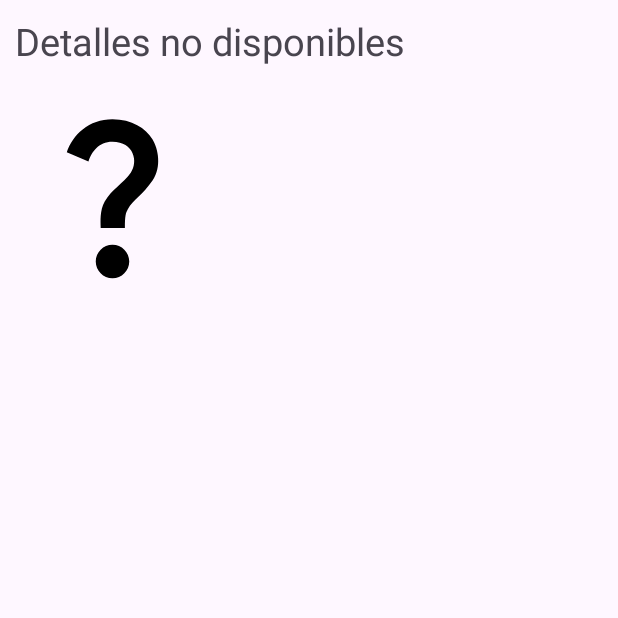
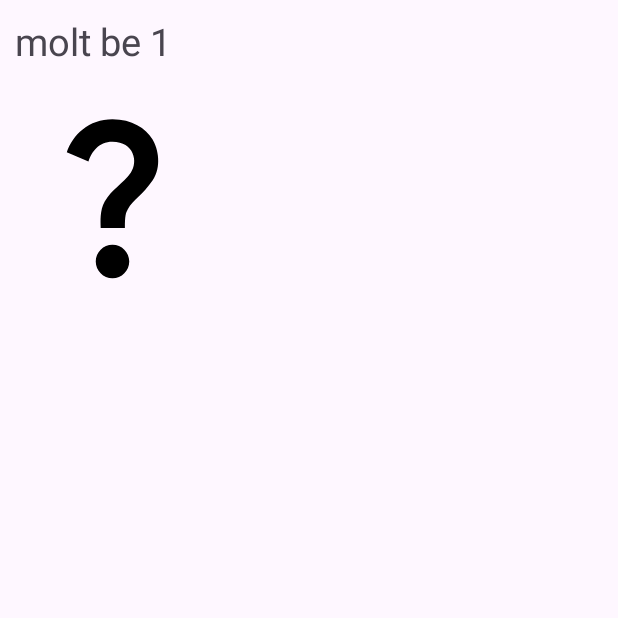
Before and after one commit to MRodriguezValdes/ExamenHoy, an Android app: the screen it shows after launch (MainActivity), after a tap on "Agonia maxima", on a phone screen of 412 x 824 dp, the top half of it. Run offline under Robolectric (Android 15) with nearby library versions, the phone set to English and light mode, and no system bars.

Commit message:
lands scape god

```diff
--- a/app/src/main/java/com/example/examen/TrainingProgramDetailsFragment.java
+++ b/app/src/main/java/com/example/examen/TrainingProgramDetailsFragment.java
@@ -42,6 +42,12 @@ public class TrainingProgramDetailsFragment extends Fragment {
             case "Extremists a tope":
                 return "Correr 5 km\nHacer prensa 3 veces al día\nComer dinosaurios";
             // Otros casos para el resto de las opciones
+            case "Agonia maxima":
+                return "molt be 1";
+            case  "Entrenament especial":
+                return "molt be 2";
+            case  "Força i longitud":
+                return "molt be 3";
             default:
                 return "Detalles no disponibles";
         }
--- a/app/src/main/java/com/example/examen/TrainingProgramsListFragment.java
+++ b/app/src/main/java/com/example/examen/TrainingProgramsListFragment.java
@@ -33,9 +33,9 @@ public class TrainingProgramsListFragment extends Fragment {
 
         List<TrainingProgram> trainingPrograms = new ArrayList<>();
         trainingPrograms.add(new TrainingProgram("Extremists a tope", R.drawable._1));
-        trainingPrograms.add(new TrainingProgram("Agonia maxima ", R.drawable._2));
-        trainingPrograms.add(new TrainingProgram("Entrenament especial ", R.drawable._3));
-        trainingPrograms.add(new TrainingProgram("Força i longitud ", R.drawable._4));
+        trainingPrograms.add(new TrainingProgram("Agonia maxima", R.drawable._2));
+        trainingPrograms.add(new TrainingProgram("Entrenament especial", R.drawable._3));
+        trainingPrograms.add(new TrainingProgram("Força i longitud", R.drawable._4));
 
 
         // Agrega otros elementos de la lista con sus respectivos iconos
```
